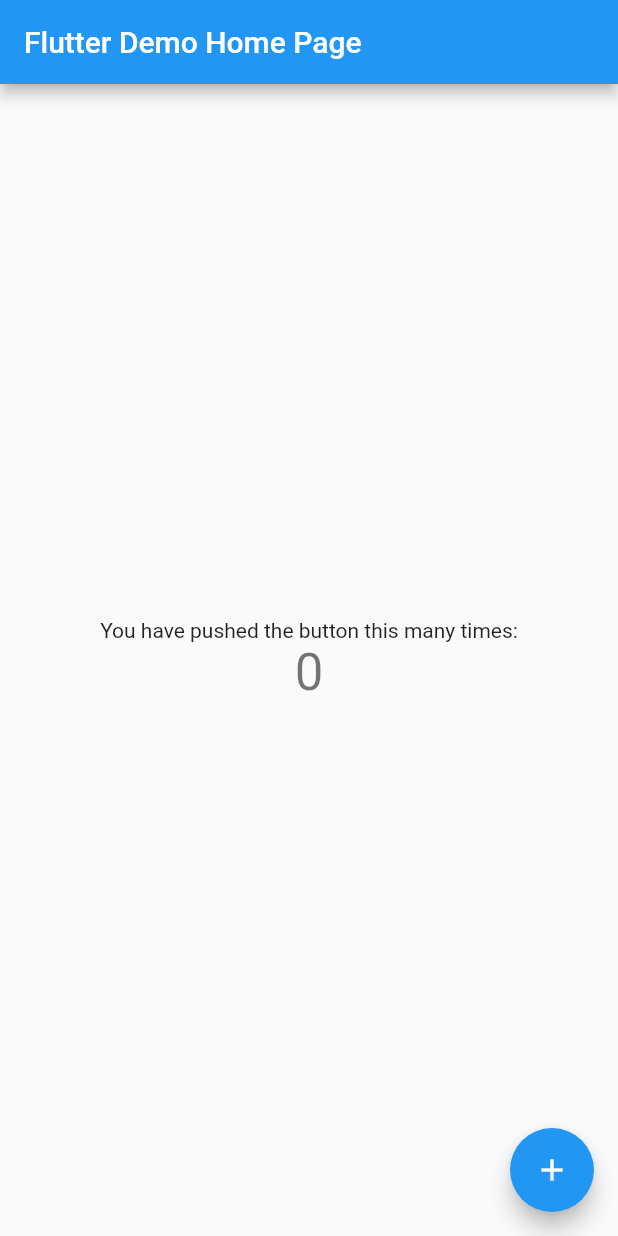
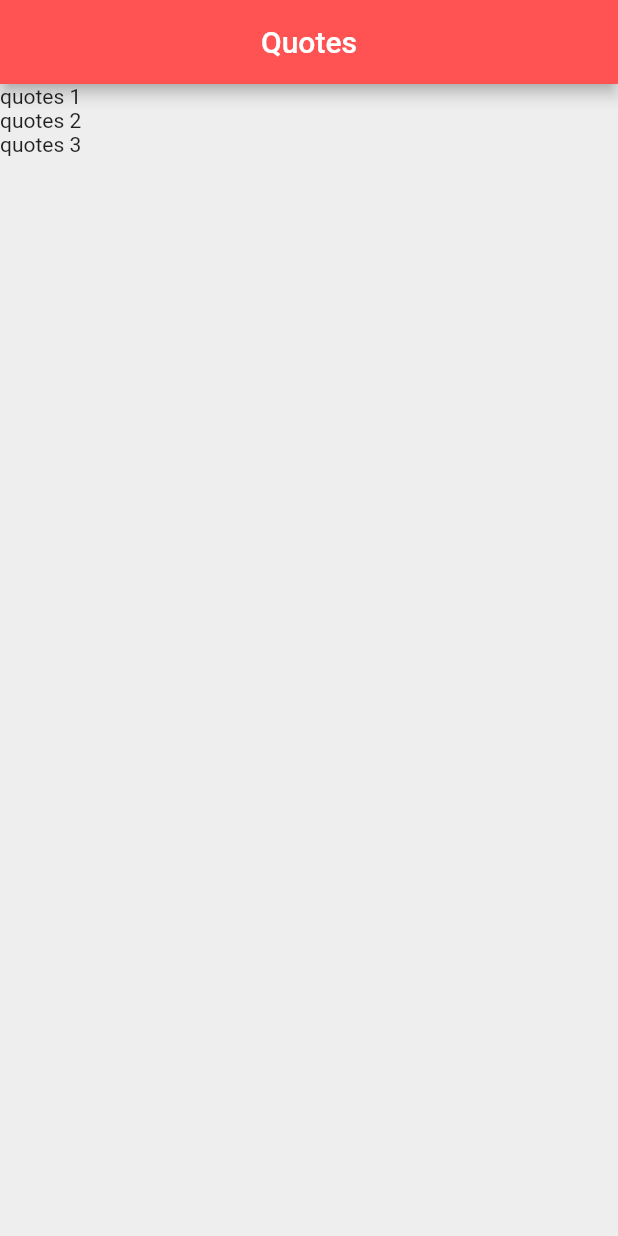
Before and after one commit to GuillaumeDes/flutter_course_2, a Flutter app: the screen it shows after launch, on a phone screen of 412 x 824 dp. Run offline on Flutter 3.47's test engine with Material 2 defaults, Android fonts, the phone set to English and light mode, and no system bars.

Commit message:
process over list of data

```diff
--- a/lib/main.dart
+++ b/lib/main.dart
@@ -1,113 +1,36 @@
 import 'package:flutter/material.dart';
 
-void main() {
-  runApp(MyApp());
+void main() => runApp(MaterialApp(
+  home: QuoteList(),
+));
+
+class QuoteList extends StatefulWidget {
+  @override
+  _QuoteListState createState() => _QuoteListState();
 }
 
-class MyApp extends StatelessWidget {
-  // This widget is the root of your application.
+class _QuoteListState extends State<QuoteList> {
+
+  List<String> quotes = [
+    'quotes 1',
+    'quotes 2',
+    'quotes 3'
+  ];
+
   @override
   Widget build(BuildContext context) {
-    return MaterialApp(
-      title: 'Flutter Demo',
-      theme: ThemeData(
-        // This is the theme of your application.
-        //
-        // Try running your application with "flutter run". You'll see the
-        // application has a blue toolbar. Then, without quitting the app, try
-        // changing the primarySwatch below to Colors.green and then invoke
-        // "hot reload" (press "r" in the console where you ran "flutter run",
-        // or simply save your changes to "hot reload" in a Flutter IDE).
-        // Notice that the counter didn't reset back to zero; the application
-        // is not restarted.
-        primarySwatch: Colors.blue,
+    return Scaffold(
+      backgroundColor: Colors.grey[200],
+      appBar: AppBar(
+        title: Text('Quotes'),
+        centerTitle: true,
+        backgroundColor: Colors.redAccent,
+
       ),
-      home: MyHomePage(title: 'Flutter Demo Home Page'),
+      body:
+        Column(
+          children: quotes.map((quote) => Text(quote)).toList(),
+        )
     );
   }
 }
-
-class MyHomePage extends StatefulWidget {
-  MyHomePage({Key key, this.title}) : super(key: key);
-
-  // This widget is the home page of your application. It is stateful, meaning
-  // that it has a State object (defined below) that contains fields that affect
-  // how it looks.
-
-  // This class is the configuration for the state. It holds the values (in this
-  // case the title) provided by the parent (in this case the App widget) and
-  // used by the build method of the State. Fields in a Widget subclass are
-  // always marked "final".
-
-  final String title;
-
-  @override
-  _MyHomePageState createState() => _MyHomePageState();
-}
-
-class _MyHomePageState extends State<MyHomePage> {
-  int _counter = 0;
-
-  void _incrementCounter() {
-    setState(() {
-      // This call to setState tells the Flutter framework that something has
-      // changed in this State, which causes it to rerun the build method below
-      // so that the display can reflect the updated values. If we changed
-      // _counter without calling setState(), then the build method would not be
-      // called again, and so nothing would appear to happen.
-      _counter++;
-    });
-  }
-
-  @override
-  Widget build(BuildContext context) {
-    // This method is rerun every time setState is called, for instance as done
-    // by the _incrementCounter method above.
-    //
-    // The Flutter framework has been optimized to make rerunning build methods
-    // fast, so that you can just rebuild anything that needs updating rather
-    // than having to individually change instances of widgets.
-    return Scaffold(
-      appBar: AppBar(
-        // Here we take the value from the MyHomePage object that was created by
-        // the App.build method, and use it to set our appbar title.
-        title: Text(widget.title),
-      ),
-      body: Center(
-        // Center is a layout widget. It takes a single child and positions it
-        // in the middle of the parent.
-        child: Column(
-          // Column is also a layout widget. It takes a list of children and
-          // arranges them vertically. By default, it sizes itself to fit its
-          // children horizontally, and tries to be as tall as its parent.
-          //
-          // Invoke "debug painting" (press "p" in the console, choose the
-          // "Toggle Debug Paint" action from the Flutter Inspector in Android
-          // Studio, or the "Toggle Debug Paint" command in Visual Studio Code)
-          // to see the wireframe for each widget.
-          //
-          // Column has various properties to control how it sizes itself and
-          // how it positions its children. Here we use mainAxisAlignment to
-          // center the children vertically; the main axis here is the vertical
-          // axis because Columns are vertical (the cross axis would be
-          // horizontal).
-          mainAxisAlignment: MainAxisAlignment.center,
-          children: <Widget>[
-            Text(
-              'You have pushed the button this many times:',
-            ),
-            Text(
-              '$_counter',
-              style: Theme.of(context).textTheme.headline4,
-            ),
-          ],
-        ),
-      ),
-      floatingActionButton: FloatingActionButton(
-        onPressed: _incrementCounter,
-        tooltip: 'Increment',
-        child: Icon(Icons.add),
-      ), // This trailing comma makes auto-formatting nicer for build methods.
-    );
-  }
-}
```
Also changed, not shown: 1 other file.
